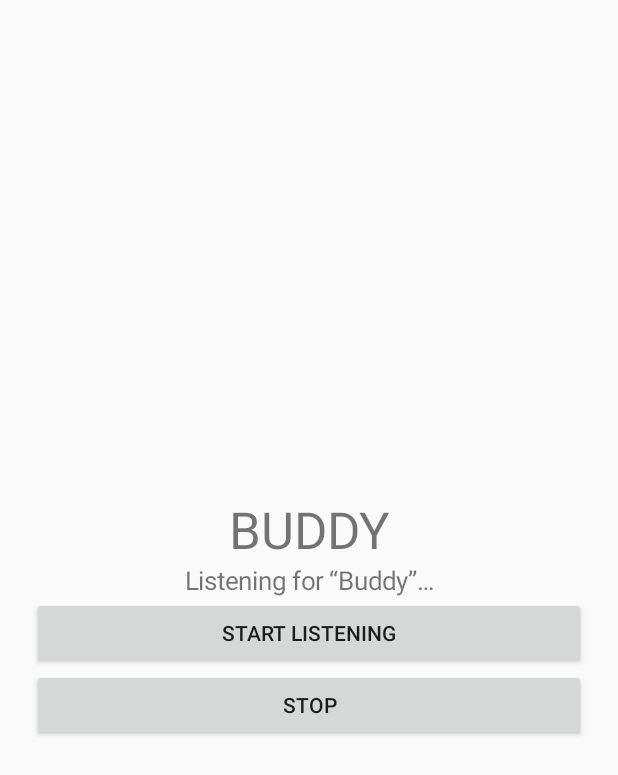
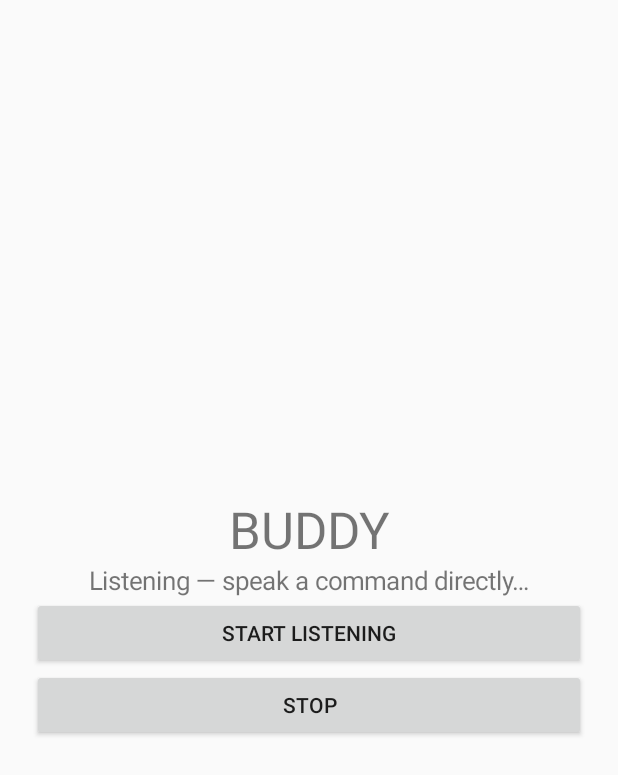
Before and after one commit to 9304848185aS/Buddy-4, an Android app: the screen it shows after launch (MainActivity), after a tap on "START LISTENING", on a phone screen of 412 x 824 dp. Shown: the top 775 px of the screen. Run offline under Robolectric (Android 15) with nearby library versions, the phone set to English and light mode, and no system bars.

Commit message:
Clarify direct voice command startup

```diff
--- a/app/src/main/java/com/example/buddy/MainActivity.kt
+++ b/app/src/main/java/com/example/buddy/MainActivity.kt
@@ -22,7 +22,7 @@ class MainActivity : Activity() {
             setPadding(32, 32, 32, 32)
         }
         val title = TextView(this).apply { text = "BUDDY"; textSize = 34f; gravity = Gravity.CENTER }
-        status = TextView(this).apply { text = "Your voice assistant is ready"; textSize = 17f; gravity = Gravity.CENTER }
+        status = TextView(this).apply { text = "Buddy is ready. Tap Start, then speak directly."; textSize = 17f; gravity = Gravity.CENTER }
         val start = Button(this).apply { text = "START LISTENING"; setOnClickListener { requestAndStart() } }
         val stop = Button(this).apply { text = "STOP"; setOnClickListener { stopService(Intent(this@MainActivity, BuddyListeningService::class.java)); status.text = "Stopped" } }
         layout.addView(title); layout.addView(status); layout.addView(start); layout.addView(stop)
@@ -44,7 +44,7 @@ class MainActivity : Activity() {
         try {
             val i = Intent(this, BuddyListeningService::class.java)
             if (Build.VERSION.SDK_INT >= 26) startForegroundService(i) else startService(i)
-            status.text = "Listening for “Buddy”…"
+            status.text = "Listening — speak a command directly…"
         } catch (e: Exception) {
             status.text = "Could not start. Open Buddy and try again."
         }
```
